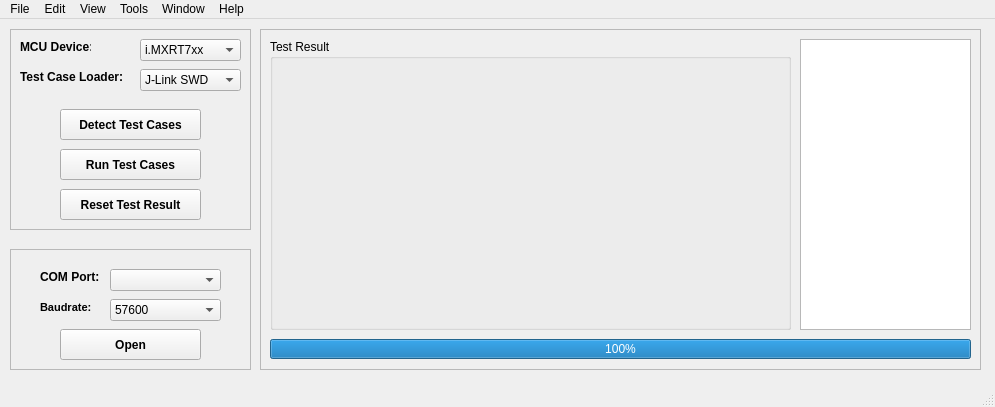
This is gui/MCU-FATestSuite.ui in JayHeng/MCU-FATestSuite as Qt 5 draws it before an edit. The edited form follows.
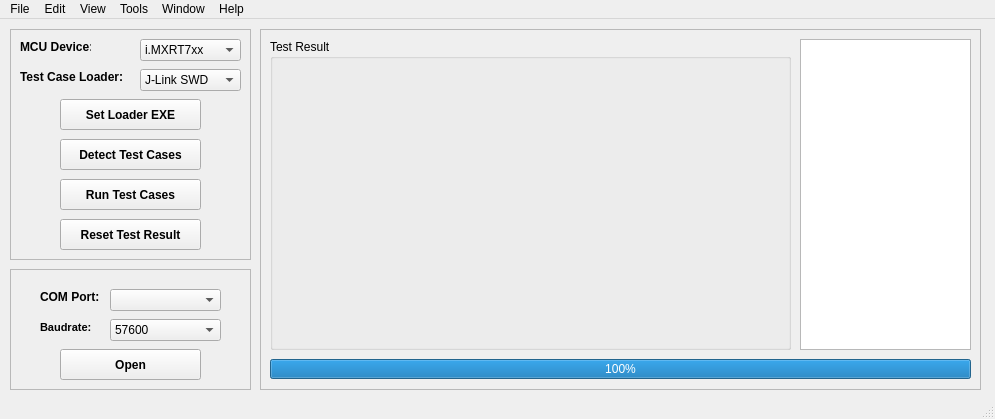
This is the edited form.

Commit message:
Can load test cases #1
- Passed with demo app

```diff
--- a/gui/MCU-FATestSuite.ui
+++ b/gui/MCU-FATestSuite.ui
@@ -7,7 +7,7 @@
     <x>0</x>
     <y>0</y>
     <width>995</width>
-    <height>407</height>
+    <height>419</height>
    </rect>
   </property>
   <property name="windowTitle">
@@ -20,7 +20,7 @@
       <x>10</x>
       <y>10</y>
       <width>241</width>
-      <height>201</height>
+      <height>231</height>
      </rect>
     </property>
     <property name="autoFillBackground">
@@ -129,7 +129,7 @@
      <property name="geometry">
       <rect>
        <x>50</x>
-       <y>80</y>
+       <y>110</y>
        <width>141</width>
        <height>31</height>
       </rect>
@@ -148,7 +148,7 @@
      <property name="geometry">
       <rect>
        <x>50</x>
-       <y>120</y>
+       <y>150</y>
        <width>141</width>
        <height>31</height>
       </rect>
@@ -167,7 +167,7 @@
      <property name="geometry">
       <rect>
        <x>50</x>
-       <y>160</y>
+       <y>190</y>
        <width>141</width>
        <height>31</height>
       </rect>
@@ -182,12 +182,31 @@
       <string>Reset Test Result</string>
      </property>
     </widget>
+    <widget class="QPushButton" name="pushButton_setLoaderExe">
+     <property name="geometry">
+      <rect>
+       <x>50</x>
+       <y>70</y>
+       <width>141</width>
+       <height>31</height>
+      </rect>
+     </property>
+     <property name="font">
+      <font>
+       <weight>75</weight>
+       <bold>true</bold>
+      </font>
+     </property>
+     <property name="text">
+      <string>Set Loader EXE</string>
+     </property>
+    </widget>
    </widget>
    <widget class="QFrame" name="uartFrame">
     <property name="geometry">
      <rect>
       <x>10</x>
-      <y>230</y>
+      <y>250</y>
       <width>241</width>
       <height>121</height>
      </rect>
@@ -311,7 +330,7 @@
       <x>260</x>
       <y>10</y>
       <width>721</width>
-      <height>341</height>
+      <height>361</height>
      </rect>
     </property>
     <property name="frameShape">
@@ -324,7 +343,7 @@
      <property name="geometry">
       <rect>
        <x>10</x>
-       <y>310</y>
+       <y>330</y>
        <width>701</width>
        <height>20</height>
       </rect>
@@ -339,7 +358,7 @@
        <x>540</x>
        <y>10</y>
        <width>171</width>
-       <height>291</height>
+       <height>311</height>
       </rect>
      </property>
     </widget>
@@ -349,7 +368,7 @@
        <x>10</x>
        <y>10</y>
        <width>521</width>
-       <height>291</height>
+       <height>311</height>
       </rect>
      </property>
      <property name="title">
```
The commit also changes 4 other files.
